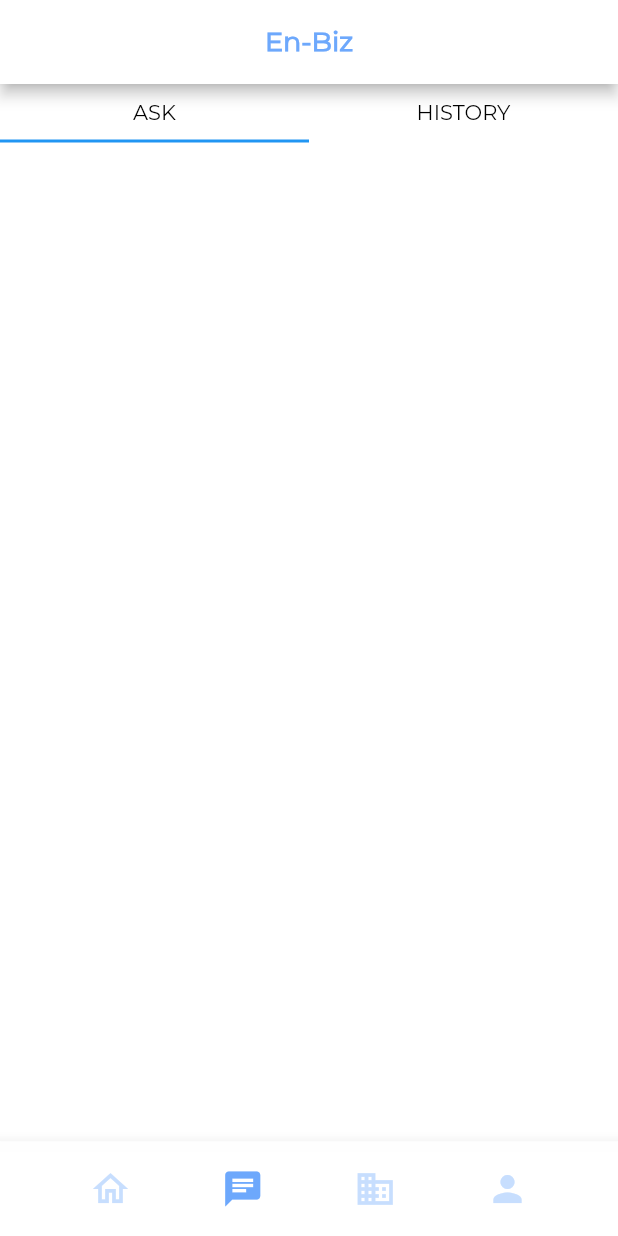
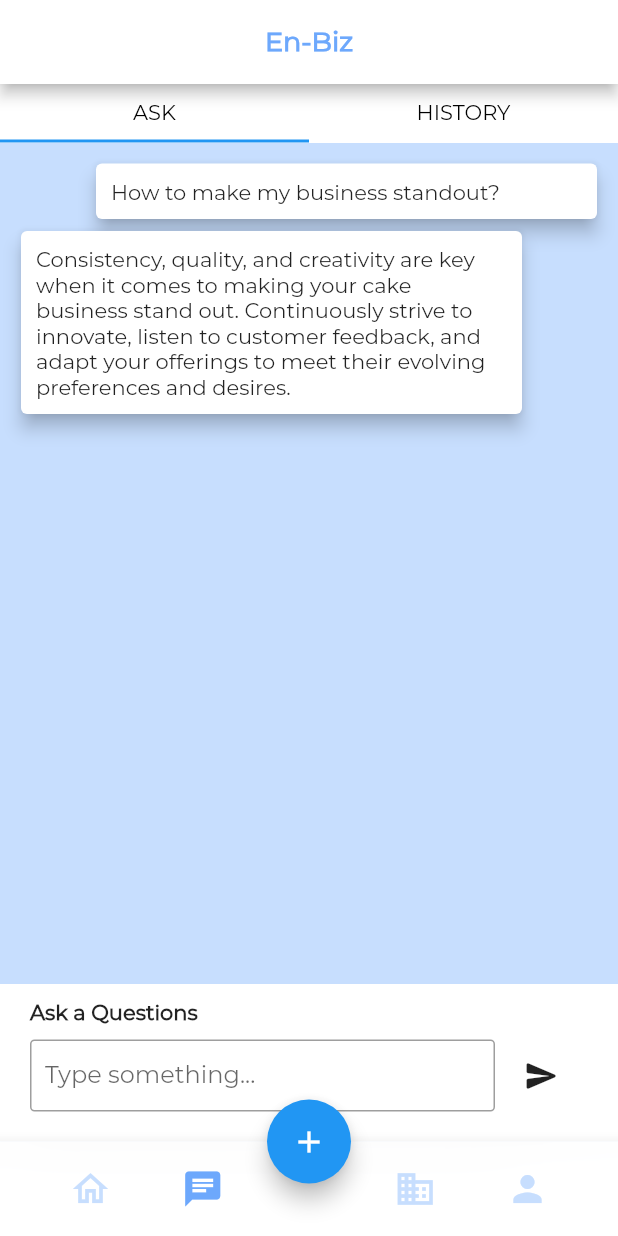
Before and after one commit to Novarix-PH/en_hack, a Flutter app: the HomeMainTabScreen screen opened directly, item 2 of the bottom bar chosen, on a phone screen of 412 x 824 dp. Run offline on Flutter 3.47's test engine with Material 2 defaults, Android fonts, the phone set to English and light mode, and no system bars; our stand-ins replace carousel_slider, flutter_signin_button, font_awesome_flutter.

Commit message:
- build: enhancement chat and bottom navigator

```diff
--- a/lib/screens/chat/chat_tab.dart
+++ b/lib/screens/chat/chat_tab.dart
@@ -1,3 +1,4 @@
+import 'package:en_hack/config/themes.dart';
 import 'package:flutter/material.dart';
 
 class ChatTab extends StatefulWidget {
@@ -28,20 +29,26 @@ class _ChatTabState extends State<ChatTab> with TickerProviderStateMixin {
       children: <Widget>[
         TabBar(
           controller: _tabController,
-          tabs:  <Widget>[
+          tabs: <Widget>[
             Container(
                 margin: const EdgeInsets.symmetric(vertical: 10.0),
-                child: const Text("ASK", style: TextStyle(color: Colors.black),)),
+                child: const Text(
+                  "ASK",
+                  style: TextStyle(color: Colors.black),
+                )),
             Container(
                 margin: const EdgeInsets.symmetric(vertical: 10.0),
-                child: const Text("HISTORY", style: TextStyle(color: Colors.black),)),
+                child: const Text(
+                  "HISTORY",
+                  style: TextStyle(color: Colors.black),
+                )),
           ],
         ),
         Expanded(
           child: TabBarView(
             controller: _tabController,
-            children:  [
-              Container(),
+            children: [
+               const _ContainerAsk(),
               Container(),
             ],
           ),
@@ -50,3 +57,96 @@ class _ChatTabState extends State<ChatTab> with TickerProviderStateMixin {
     );
   }
 }
+
+class _ContainerAsk extends StatelessWidget {
+  const _ContainerAsk({Key? key}) : super(key: key);
+
+  @override
+  Widget build(BuildContext context) {
+    return Container(
+      color: ColorConstant.blueLight,
+      child: Column(
+        mainAxisAlignment: MainAxisAlignment.spaceBetween,
+        children: [
+          Column(
+            children: const [
+              SizedBox(height: 10.0),
+              _CardChat(
+                text: "How to make my business standout?",
+                leftRight: 1,
+              ),
+              SizedBox(width: 10.0),
+              _CardChat(
+                text:
+                    "Consistency, quality, and creativity are key when it comes to making your cake business stand out. Continuously strive to innovate, listen to customer feedback, and adapt your offerings to meet their evolving preferences and desires.",
+                leftRight: 2,
+              ),
+              SizedBox(height: 10),
+
+            ],
+          ),
+          Container(
+            color: Colors.white,
+            width: double.infinity,
+            padding: const EdgeInsets.symmetric(horizontal: 20.0, vertical: 10.0),
+            child: Column(
+              children: [
+                const Align(
+                  alignment: Alignment.centerLeft,
+                  child: Text("Ask a Questions", style: TextStyle(
+                    fontWeight: FontWeight.bold,
+                  ),),
+                ),
+                Row(
+                  children: [
+                    Expanded(
+                      flex: 10,
+                      child: Container(
+                        margin: const EdgeInsets.symmetric(horizontal: 0.0, vertical: 10.0),
+                        child: TextField(
+                          decoration: InputDecoration(
+                            hintText: "Type something...",
+                            contentPadding: const EdgeInsets.symmetric(horizontal: 10.0, vertical: 5.0),
+                            enabledBorder: OutlineInputBorder(
+                                borderRadius: BorderRadius.circular(3.0),
+                                borderSide: const BorderSide(color: Colors.grey, width: 1.0, style: BorderStyle.solid)),
+                            focusedBorder: OutlineInputBorder(
+                                borderRadius: BorderRadius.circular(3.0),
+                                borderSide: const BorderSide(color: Colors.grey, width: 1.0, style: BorderStyle.solid)),
+                          ),
+                        ),
+                      ),
+                    ),
+                    const Expanded(flex: 2, child: Icon(Icons.send_rounded))
+                  ],
+                ),
+              ],
+            ),
+          )
+        ],
+      ),
+    );
+  }
+}
+
+class _CardChat extends StatelessWidget {
+  final String text;
+  final int leftRight;
+
+  const _CardChat({Key? key, required this.text, required this.leftRight}) : super(key: key);
+
+  @override
+  Widget build(BuildContext context) {
+    return Container(
+      margin: EdgeInsets.only(left: leftRight == 1 ? 60 : 10, right: leftRight == 2 ? 60 : 10),
+      child: Card(
+        elevation: 5.0,
+        child: Container(
+          width: double.infinity,
+          padding: const EdgeInsets.symmetric(horizontal: 10.0, vertical: 10.0),
+          child: Text(text),
+        ),
+      ),
+    );
+  }
+}
--- a/lib/screens/home_main_tab_screen.dart
+++ b/lib/screens/home_main_tab_screen.dart
@@ -38,6 +38,25 @@ class _HomeMainTabScreenState extends State<HomeMainTabScreen> {
         ),
       ),
       body: screens[selectedIndex],
+      floatingActionButton: FloatingActionButton(
+        backgroundColor: Colors.transparent,
+        onPressed: () {},
+        child: Container(
+          width: 100,
+          height: 100,
+          decoration: BoxDecoration(
+            shape: BoxShape.circle,
+            color: Colors.blue,
+          ),
+          child: IconButton(
+            icon: Icon(Icons.add, color: Colors.white),
+            onPressed: () {
+              // Add your onPressed functionality here
+            },
+          ),
+        ),
+      ),
+      floatingActionButtonLocation: FloatingActionButtonLocation.centerDocked,
       bottomNavigationBar: BottomAppBar(
         color: Colors.white,
         child: Glassmorphism(
@@ -68,6 +87,9 @@ class _HomeMainTabScreenState extends State<HomeMainTabScreen> {
                   index: 1,
                   currenSelectedIndex: selectedIndex,
                 ),
+                const SizedBox(
+                  width: kDefaultFatPadding,
+                ),
                 BottomBarButton(
                   onPress: () {
                     onChangeSelectedIndex(2);
```
